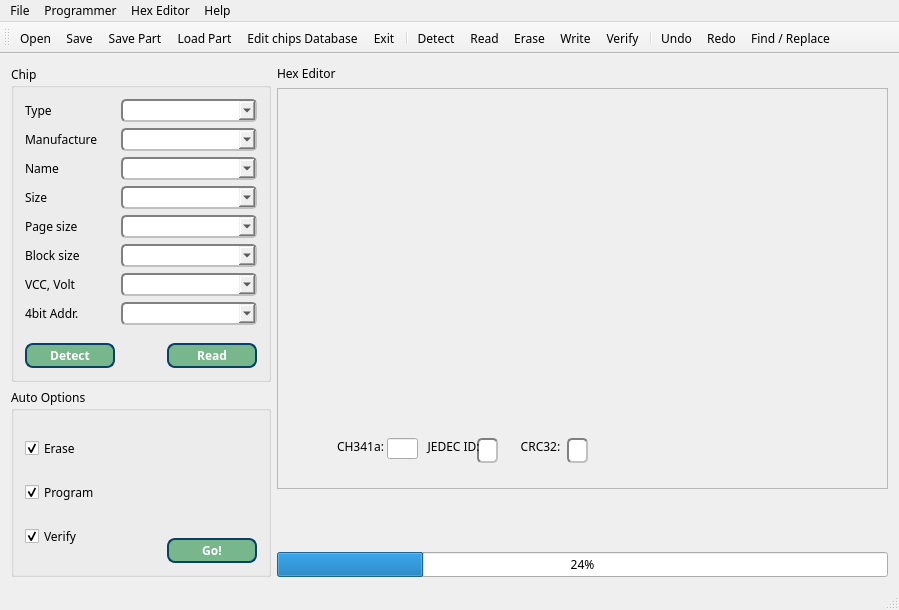
The window that IMSProg_programmer/mainwindow.ui (bigbigmdm/IMSProg) describes before a commit, drawn with Qt 5.
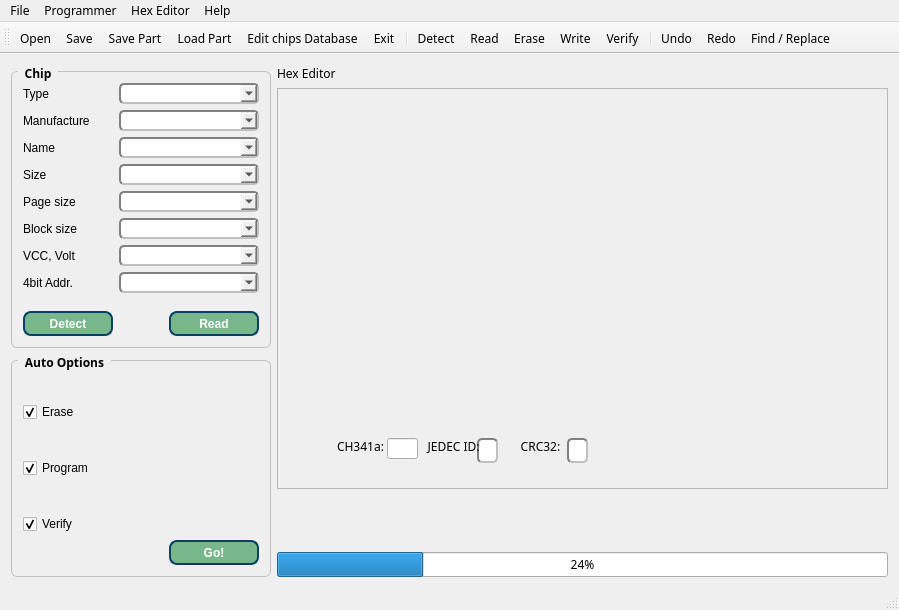
The same window after the commit. Icons and pictures are not drawn.

The edit to the form file:
```diff
--- a/IMSProg_programmer/mainwindow.ui
+++ b/IMSProg_programmer/mainwindow.ui
@@ -50,7 +50,18 @@
          </size>
         </property>
         <property name="styleSheet">
-         <string notr="true"/>
+         <string notr="true">QGroupBox {
+    font: bold;
+    border: 1px solid silver;
+    border-radius: 6px;
+    margin-top: 6px;
+}
+
+QGroupBox::title {
+    subcontrol-origin: margin;
+    left: 7px;
+    padding: 0px 5px 0px 5px;
+}</string>
         </property>
         <property name="title">
          <string>Chip</string>
@@ -311,6 +322,20 @@
           <height>41</height>
          </size>
         </property>
+        <property name="styleSheet">
+         <string notr="true">QGroupBox {
+    font: bold;
+    border: 1px solid silver;
+    border-radius: 6px;
+    margin-top: 6px;
+}
+
+QGroupBox::title {
+    subcontrol-origin: margin;
+    left: 7px;
+    padding: 0px 5px 0px 5px;
+}</string>
+        </property>
         <property name="title">
          <string>Auto Options</string>
         </property>
```
Left out of the diff: 2 changed lines with no effect on the pictures.
